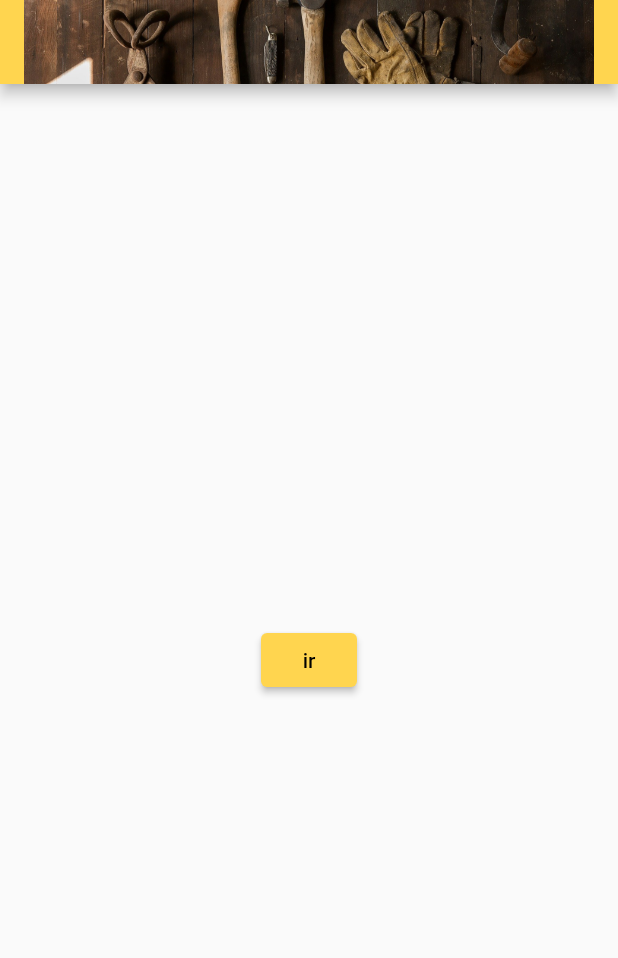
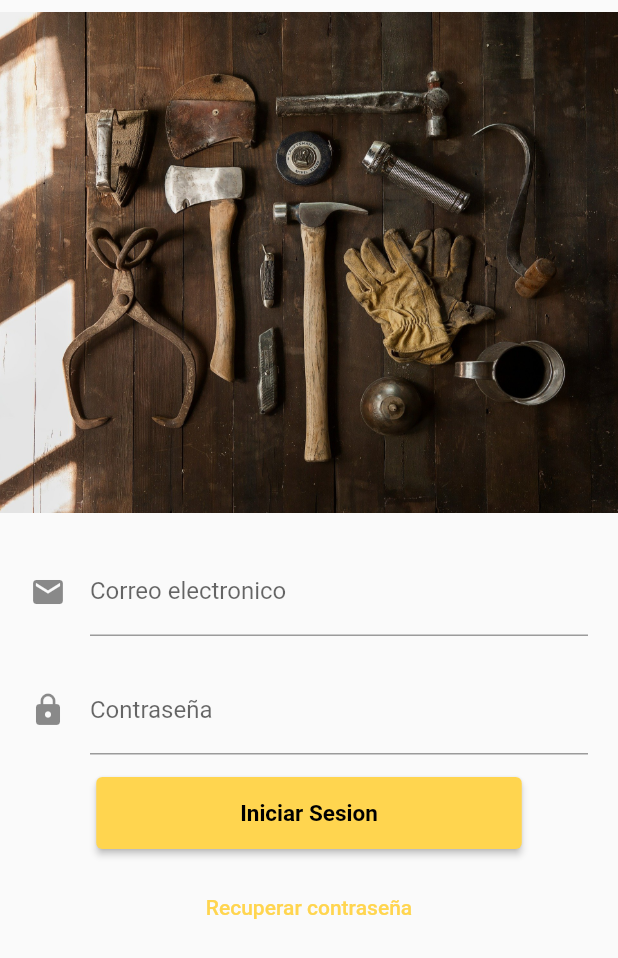
Before and after one commit to ariel131998/aplicacion_retec, a Flutter app: the screen it shows after launch, on a phone screen of 412 x 824 dp. Shown: the top 958 px of the screen. Run offline on Flutter 3.47's test engine with Material 2 defaults, Android fonts, the phone set to English and light mode, and no system bars.

Commit message:
Se agrego la vista del login
Se agrego la vista del login, pero aun sin funcionamiento de base de datos

```diff
--- a/lib/src/pages/login_screen.dart
+++ b/lib/src/pages/login_screen.dart
@@ -1,21 +1,123 @@
 import 'package:flutter/material.dart';
 
 class LoginScreen extends StatelessWidget {
+  //static String id = 'login_page '; // ver si me va a servir
   @override
   Widget build(BuildContext context) {
     return Scaffold(
-      appBar: AppBar(
-        //title: const Text('Login retec'),
-        title: Image.asset('assets/fondo_login.jpg', fit: BoxFit.cover)
-      ),
+      // appBar: AppBar(
+      //   //title: const Text('Login retec'),
+      //   title: Image.asset('assets/fondo_login.jpg', fit: BoxFit.cover)
+      // ),
       body: Center(
-        child: ElevatedButton(
-          onPressed: () {
-            Navigator.of(context).pushNamed('/ClienteScreen');
-          },
-          child:  const Text('ir')
+        child: Column(
+          children: [
+            Flexible(
+              child: Image.asset(
+                'assets/fondo_login.jpg',
+                height: 350.0,
+              ),
+            ),
+            SizedBox(height: 15.0),
+            userTextField(),
+            SizedBox(height: 20.0),
+            passwordTextField(),
+            SizedBox(height: 15.0),
+            _bottonLogin(),
+            SizedBox(height: 15.0),
+            _TextRecuperarCont(),
+
+          ],
         )
       ),
     );
   }
+
+
+Widget userTextField() {
+  return StreamBuilder(
+    builder: (BuildContext context, AsyncSnapshot snapshot){
+      return Container(
+        padding: EdgeInsets.symmetric(horizontal: 20.0),
+        child: TextField(
+          keyboardType: TextInputType.emailAddress,
+          decoration: InputDecoration(
+            icon: Icon(Icons.email),
+            hintText: 'ejemplo@correo.com',
+            labelText: 'Correo electronico',
+          ),
+          onChanged: (email){// se guarda el email ingresado
+
+          },
+        ),
+      );
+    }
+  );
+
 }
+
+Widget passwordTextField() {
+  return StreamBuilder(
+    builder: (BuildContext context, AsyncSnapshot snapshot){
+      return Container(
+        padding: EdgeInsets.symmetric(horizontal: 20.0),
+        child: TextField(
+          keyboardType: TextInputType.emailAddress,
+          obscureText: true,
+          decoration: InputDecoration(
+            icon: Icon(Icons.lock),
+            hintText: 'Contraseña',
+            labelText: 'Contraseña',
+          ),
+          onChanged: (contrasena){// se guarda el email ingresado
+
+          },
+        ),
+      );
+    }
+  );
+}
+
+
+ Widget _bottonLogin() {
+  return StreamBuilder(
+     builder: (BuildContext context, AsyncSnapshot snapshot){
+       return ElevatedButton(
+         onPressed: (){
+           Navigator.of(context).pushNamed('/ClienteScreen');
+         },
+         child: Container(
+           padding: EdgeInsets.symmetric(horizontal: 80.0, vertical: 15.0),
+           child: Text(
+             'Iniciar Sesion',
+              style: TextStyle(fontWeight: FontWeight.bold, fontSize: 15.0),
+            ),
+         ),
+         //style: RoundedRectangleBorder(borderRadius: BorderRadius.circular(30),),
+      );
+     }
+  );
+ }
+
+  Widget _TextRecuperarCont() {
+    return StreamBuilder(
+      builder: (BuildContext context, AsyncSnapshot snapshot){
+        return TextButton(
+          onPressed:(){
+
+          },
+          child: Text('Recuperar contraseña'),
+        );
+      }
+    );
+  }
+
+
+
+}
+
+
+
+
+// onPressed: () {
+//             Navigator.of(context).pushNamed('/ClienteScreen');
```
